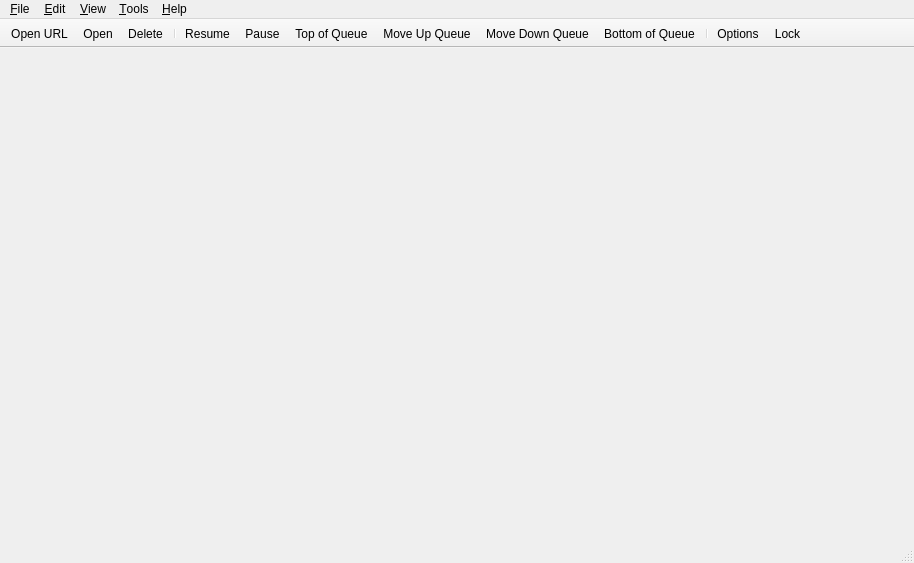
Above: src/gui/mainwindow.ui from qbittorrent/qBittorrent before the change. Below: the same form after it.
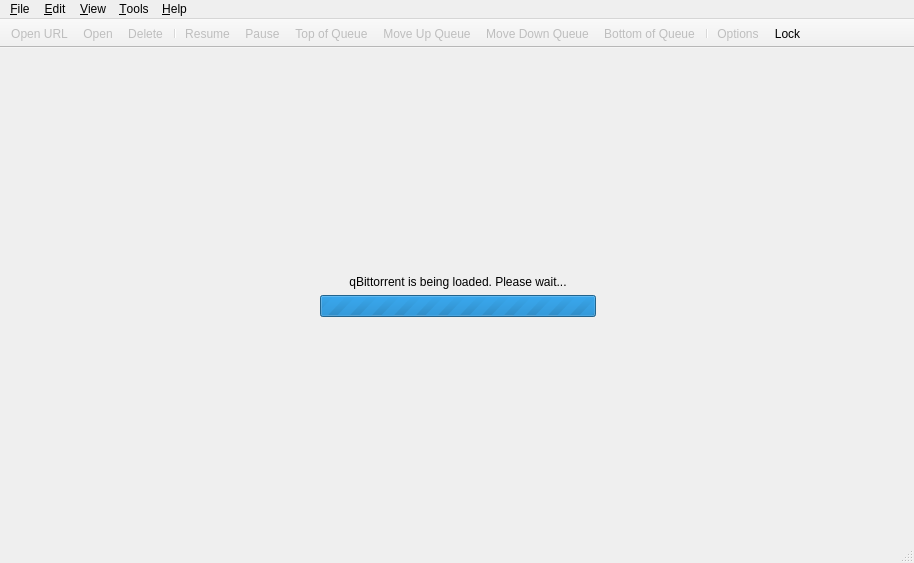
That is the form after the change.

Commit message: Show main window during session loading

```diff
--- a/src/gui/mainwindow.ui
+++ b/src/gui/mainwindow.ui
@@ -27,6 +27,93 @@
     <property name="bottomMargin">
      <number>0</number>
     </property>
+    <item>
+     <widget class="QWidget" name="widget" native="true">
+      <layout class="QHBoxLayout" name="horizontalLayout">
+       <item>
+        <spacer name="horizontalSpacer">
+         <property name="orientation">
+          <enum>Qt::Horizontal</enum>
+         </property>
+         <property name="sizeHint" stdset="0">
+          <size>
+           <width>40</width>
+           <height>20</height>
+          </size>
+         </property>
+        </spacer>
+       </item>
+       <item>
+        <widget class="QWidget" name="widget_2" native="true">
+         <layout class="QVBoxLayout" name="verticalLayout">
+          <item>
+           <spacer name="verticalSpacer">
+            <property name="orientation">
+             <enum>Qt::Vertical</enum>
+            </property>
+            <property name="sizeHint" stdset="0">
+             <size>
+              <width>20</width>
+              <height>40</height>
+             </size>
+            </property>
+           </spacer>
+          </item>
+          <item>
+           <widget class="QLabel" name="labelLoading">
+            <property name="text">
+             <string>qBittorrent is being loaded. Please wait...</string>
+            </property>
+            <property name="alignment">
+             <set>Qt::AlignCenter</set>
+            </property>
+           </widget>
+          </item>
+          <item>
+           <widget class="QProgressBar" name="progressBar">
+            <property name="maximum">
+             <number>0</number>
+            </property>
+            <property name="value">
+             <number>-1</number>
+            </property>
+            <property name="textVisible">
+             <bool>false</bool>
+            </property>
+           </widget>
+          </item>
+          <item>
+           <spacer name="verticalSpacer_2">
+            <property name="orientation">
+             <enum>Qt::Vertical</enum>
+            </property>
+            <property name="sizeHint" stdset="0">
+             <size>
+              <width>20</width>
+              <height>40</height>
+             </size>
+            </property>
+           </spacer>
+          </item>
+         </layout>
+        </widget>
+       </item>
+       <item>
+        <spacer name="horizontalSpacer_2">
+         <property name="orientation">
+          <enum>Qt::Horizontal</enum>
+         </property>
+         <property name="sizeHint" stdset="0">
+          <size>
+           <width>40</width>
+           <height>20</height>
+          </size>
+         </property>
+        </spacer>
+       </item>
+      </layout>
+     </widget>
+    </item>
    </layout>
   </widget>
   <widget class="QMenuBar" name="menubar">
@@ -163,6 +250,9 @@
   </widget>
   <widget class="QStatusBar" name="statusBar"/>
   <action name="actionOpen">
+   <property name="enabled">
+    <bool>false</bool>
+   </property>
    <property name="text">
     <string>&amp;Add Torrent File...</string>
    </property>
@@ -176,6 +266,9 @@
    </property>
   </action>
   <action name="actionOptions">
+   <property name="enabled">
+    <bool>false</bool>
+   </property>
    <property name="text">
     <string>&amp;Options...</string>
    </property>
@@ -186,11 +279,17 @@
    </property>
   </action>
   <action name="actionStart">
+   <property name="enabled">
+    <bool>false</bool>
+   </property>
    <property name="text">
     <string>&amp;Resume</string>
    </property>
   </action>
   <action name="actionPause">
+   <property name="enabled">
+    <bool>false</bool>
+   </property>
    <property name="text">
     <string>&amp;Pause</string>
    </property>
@@ -206,11 +305,17 @@
    </property>
   </action>
   <action name="actionDelete">
+   <property name="enabled">
+    <bool>false</bool>
+   </property>
    <property name="text">
     <string>&amp;Delete</string>
    </property>
   </action>
   <action name="actionDownloadFromURL">
+   <property name="enabled">
+    <bool>false</bool>
+   </property>
    <property name="text">
     <string>Add Torrent &amp;Link...</string>
    </property>
@@ -249,6 +354,9 @@
    </property>
   </action>
   <action name="actionBottomQueuePos">
+   <property name="enabled">
+    <bool>false</bool>
+   </property>
    <property name="text">
     <string>Bottom of Queue</string>
    </property>
@@ -260,6 +368,9 @@
    </property>
   </action>
   <action name="actionTopQueuePos">
+   <property name="enabled">
+    <bool>false</bool>
+   </property>
    <property name="text">
     <string>Top of Queue</string>
    </property>
@@ -271,6 +382,9 @@
    </property>
   </action>
   <action name="actionDecreaseQueuePos">
+   <property name="enabled">
+    <bool>false</bool>
+   </property>
    <property name="text">
     <string>Move Down Queue</string>
    </property>
@@ -282,6 +396,9 @@
    </property>
   </action>
   <action name="actionIncreaseQueuePos">
+   <property name="enabled">
+    <bool>false</bool>
+   </property>
    <property name="text">
     <string>Move Up Queue</string>
    </property>
```
Left out of the diff: 59 changed lines with no effect on the pictures. The commit also changes 6 other files.
